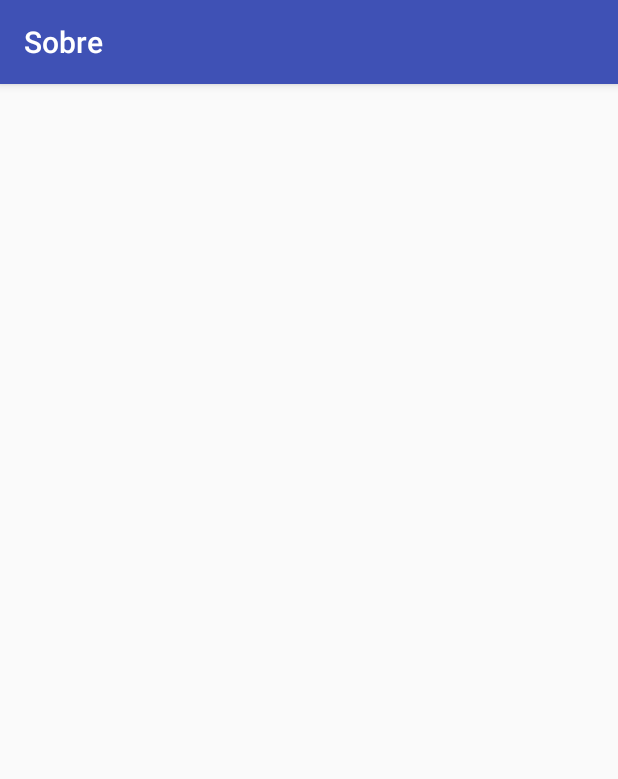
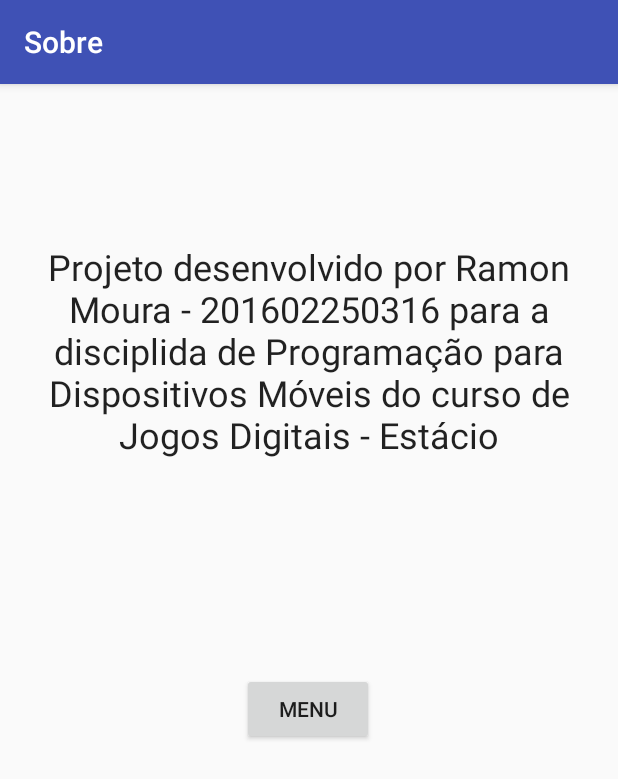
Before and after one commit to ramonrsm/Quebra_Cabeca, an Android app: the SobreActivity screen opened directly, with no data from a screen before it, on a phone screen of 412 x 824 dp. Shown: the top 779 px of the screen. Run offline under Robolectric (Android 15) with nearby library versions, the phone set to English and light mode, and no system bars.

Commit message:
Corração na Tela Sobre e Melhorias no Silder

```diff
--- a/app/src/main/AndroidManifest.xml
+++ b/app/src/main/AndroidManifest.xml
@@ -25,7 +25,7 @@
             android:name=".View.SliderActivity"
             android:screenOrientation="portrait"></activity>
         <activity android:name=".View.SobreActivity"
-                  android:screenOrientation="portrait"></activity>
+            android:screenOrientation="portrait"></activity>
     </application>
 
 </manifest>
--- /dev/null
+++ b/app/src/main/res/layout/activity_sobre.xml
@@ -0,0 +1,45 @@
+<?xml version="1.0" encoding="utf-8"?>
+<android.support.constraint.ConstraintLayout
+    xmlns:android="http://schemas.android.com/apk/res/android"
+    xmlns:app="http://schemas.android.com/apk/res-auto"
+    android:layout_width="match_parent"
+    android:layout_height="match_parent"
+    xmlns:tools="http://schemas.android.com/tools"
+    tools:context=".View.SobreActivity">
+
+
+    <TextView
+        android:id="@+id/textView2"
+        android:layout_width="352dp"
+        android:layout_height="wrap_content"
+        android:layout_marginBottom="8dp"
+        android:layout_marginEnd="8dp"
+        android:layout_marginStart="8dp"
+        android:layout_marginTop="8dp"
+        android:text="@string/sobre"
+        android:textAlignment="center"
+        android:textAppearance="@style/TextAppearance.AppCompat"
+        android:textSize="24sp"
+        app:layout_constraintBottom_toBottomOf="parent"
+        app:layout_constraintEnd_toEndOf="parent"
+        app:layout_constraintStart_toStartOf="parent"
+        app:layout_constraintTop_toTopOf="parent"
+        app:layout_constraintVertical_bias="0.16000003" />
+
+    <Button
+        android:id="@+id/button"
+        android:layout_width="wrap_content"
+        android:layout_height="wrap_content"
+        android:layout_marginBottom="8dp"
+        android:layout_marginEnd="8dp"
+        android:layout_marginStart="8dp"
+        android:layout_marginTop="8dp"
+        android:onClick="IrMenu"
+        android:text="@string/textButton_menu"
+        app:layout_constraintBottom_toBottomOf="parent"
+        app:layout_constraintEnd_toEndOf="parent"
+        app:layout_constraintHorizontal_bias="0.498"
+        app:layout_constraintStart_toStartOf="parent"
+        app:layout_constraintTop_toBottomOf="@+id/textView2"
+        app:layout_constraintVertical_bias="0.296" />
+</android.support.constraint.ConstraintLayout>
--- a/app/src/main/res/values/strings.xml
+++ b/app/src/main/res/values/strings.xml
@@ -7,7 +7,7 @@
     <string name="textButton_quebra_cabeca">Quebra Cabeça</string>
     <string name="titulo_escolha_um_jogo">ESCOLHA UM JOGO</string>
     <string name="textButton_slider">Slider</string>
-    <string name="sobre">Projeto desenvolvido por RamonRsM para a disciplida de Programação para Dispositivos Móveis do curso de Jogos Digitais - Estácio</string>
+    <string name="sobre">Projeto desenvolvido por Ramon Moura - 201602250316 para a disciplida de Programação para Dispositivos Móveis do curso de Jogos Digitais - Estácio</string>
     <string name="textButton_menu">Menu</string>
     <string name="textButton_sobre">Sobre</string>
 </resources>
```
Also changed, not shown: app/src/main/java/quebracabeca/rsm/br/estacio/fic/pdm/quebracabea/Controller/TabuleiroSlider.java (+37 -6 lines), app/src/main/java/quebracabeca/rsm/br/estacio/fic/pdm/quebracabea/View/SliderActivity.java (+18 -18 lines), app/src/main/java/quebracabeca/rsm/br/estacio/fic/pdm/quebracabea/View/MainActivity.java (line endings or trailing spaces), app/src/main/java/quebracabeca/rsm/br/estacio/fic/pdm/quebracabea/View/SobreActivity.java (line endings or trailing spaces).
